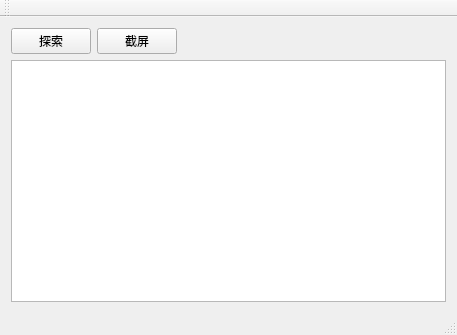
First picture: the form in yys_script/yys_script.ui, repository Lilith90s/yys_script, before the edit.
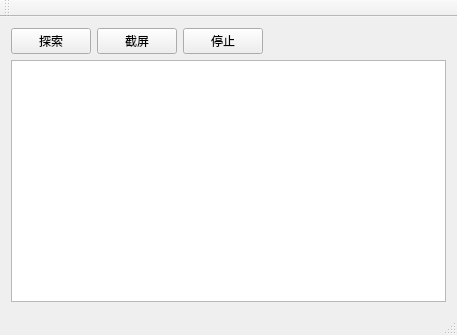
Second picture: the form after the edit.

```diff
--- a/yys_script/yys_script.ui
+++ b/yys_script/yys_script.ui
@@ -31,6 +31,13 @@
         </property>
        </widget>
       </item>
+      <item>
+       <widget class="QPushButton" name="stopButton">
+        <property name="text">
+         <string>停止</string>
+        </property>
+       </widget>
+      </item>
       <item>
        <spacer name="horizontalSpacer">
         <property name="orientation">
```
